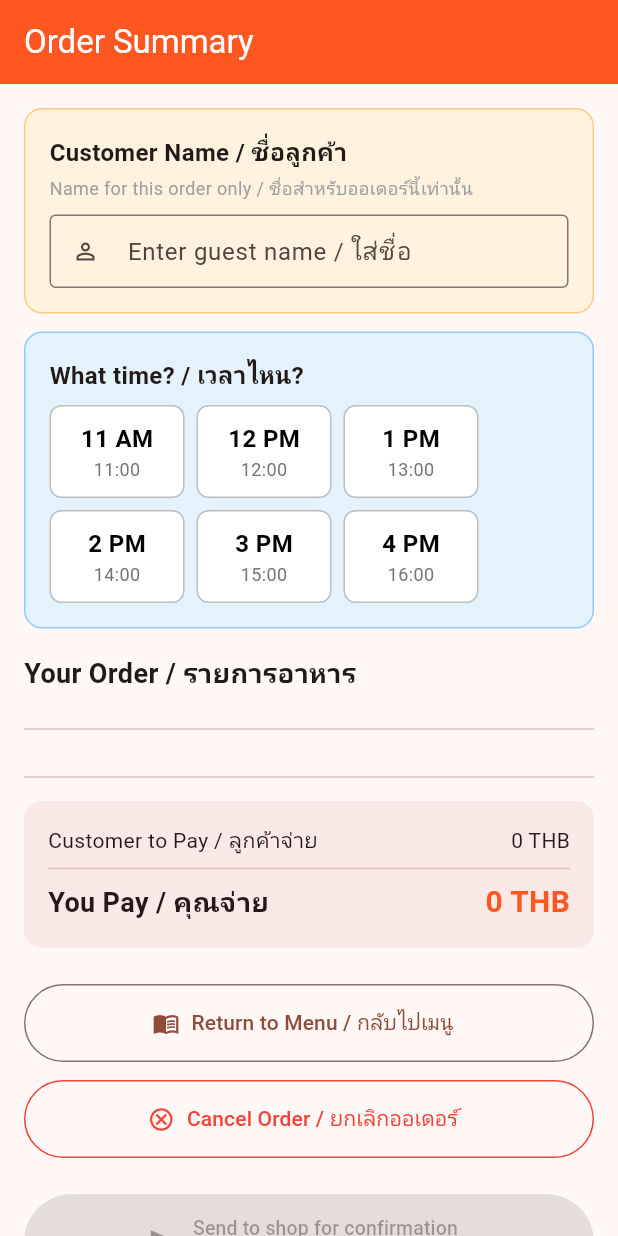
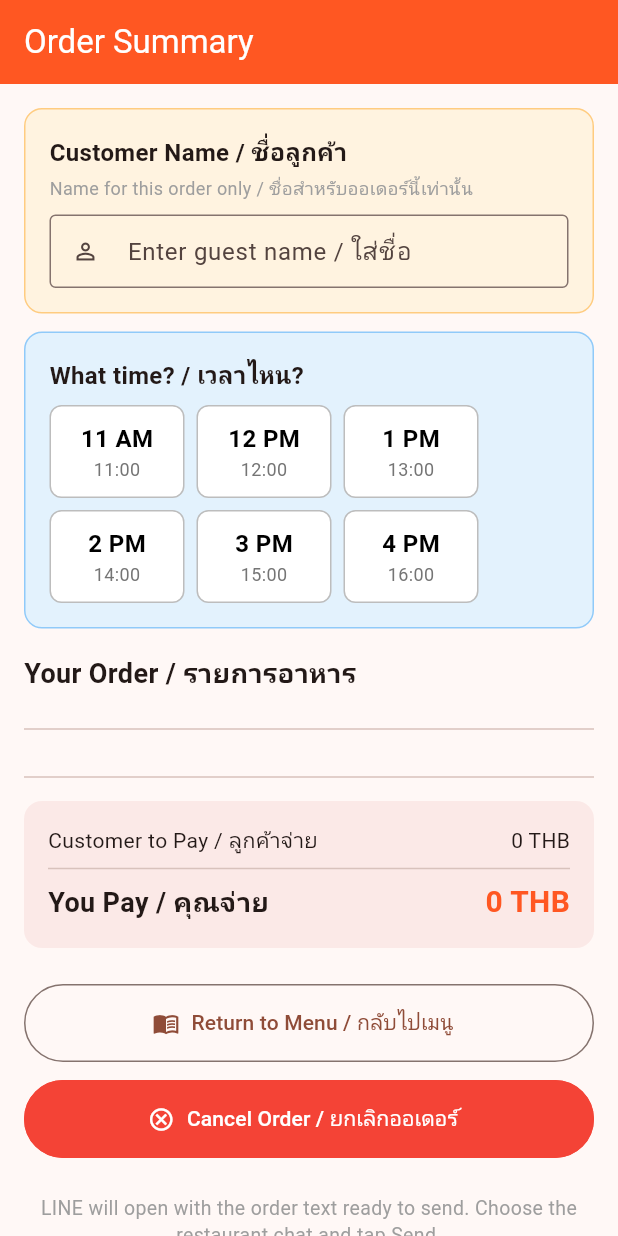
Before and after one commit to anirudhatalmale6-alt/pizza-order-app, a Flutter app: the OrderSummaryScreen screen opened directly, on a phone screen of 412 x 824 dp. Run offline on Flutter 3.47's test engine with Material 3 defaults, Android fonts, the phone set to English and light mode, and no system bars; our stand-ins replace csv, hive, hive_flutter, image_picker, share_plus, shared_preferences; accounts and stored records are empty; network calls fail.

Commit message:
Fix LINE share to pre-fill order text, add instruction, solid red cancel button

```diff
--- a/lib/screens/order_summary_screen.dart
+++ b/lib/screens/order_summary_screen.dart
@@ -213,7 +213,9 @@ class _OrderSummaryScreenState extends State<OrderSummaryScreen> {
     final lineLink = menu.lineLink.isNotEmpty ? menu.lineLink : profile.lineDeepLink;
 
     if (lineLink.isNotEmpty) {
-      await launchUrl(Uri.parse(lineLink), mode: LaunchMode.externalApplication);
+      final encoded = Uri.encodeComponent(text);
+      final shareUrl = 'https://line.me/R/share?text=$encoded';
+      await launchUrl(Uri.parse(shareUrl), mode: LaunchMode.externalApplication);
     } else {
       try {
         await Share.share(text);
@@ -645,10 +647,11 @@ class _OrderSummaryScreenState extends State<OrderSummaryScreen> {
                   }
                 }
               },
-              icon: const Icon(Icons.cancel_outlined, color: Colors.red),
+              icon: const Icon(Icons.cancel_outlined, color: Colors.white),
               label: const Text('Cancel Order / ยกเลิกออเดอร์',
-                  style: TextStyle(fontSize: 14, color: Colors.red)),
+                  style: TextStyle(fontSize: 14, color: Colors.white)),
               style: OutlinedButton.styleFrom(
+                backgroundColor: Colors.red,
                 side: const BorderSide(color: Colors.red),
               ),
             ),
@@ -657,6 +660,13 @@ class _OrderSummaryScreenState extends State<OrderSummaryScreen> {
           const SizedBox(height: 24),
 
           // Send order for confirmation
+          const Text(
+            'LINE will open with the order text ready to send. Choose the restaurant chat and tap Send.\n'
+            'LINE จะเปิดพร้อมข้อความออเดอร์ เลือกแชทร้านแล้วกดส่ง',
+            textAlign: TextAlign.center,
+            style: TextStyle(fontSize: 13, color: Colors.grey, height: 1.4),
+          ),
+          const SizedBox(height: 8),
           SizedBox(
             height: 64,
             child: ElevatedButton.icon(
```
Also changed, not shown: 3 other files.
